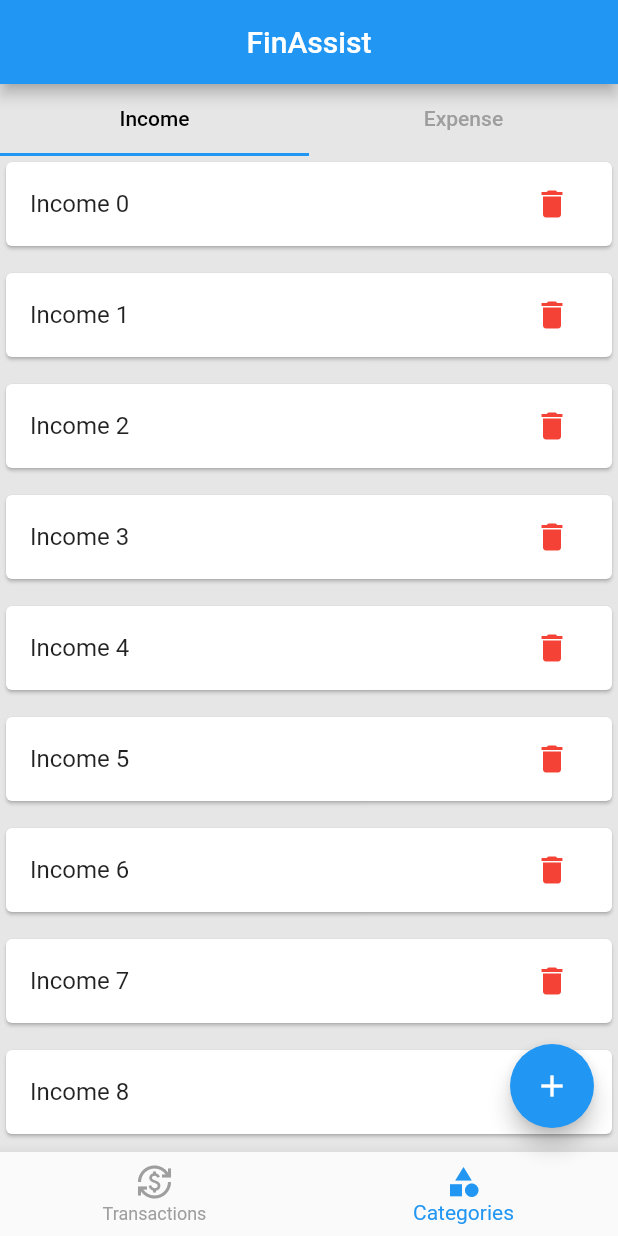
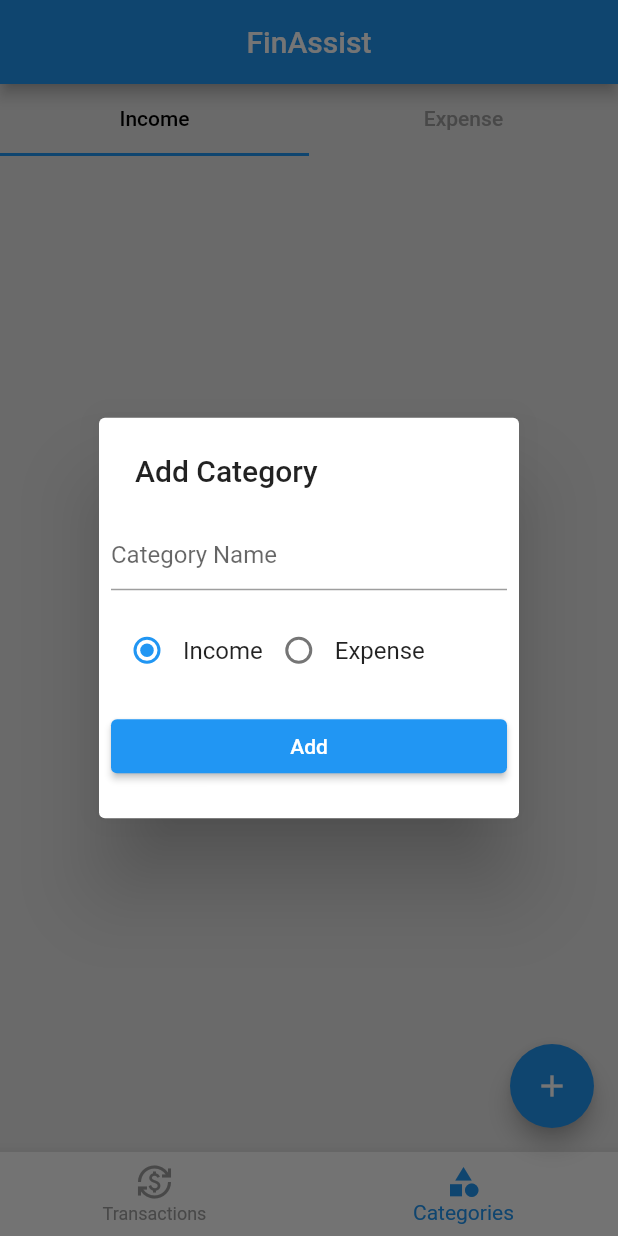
Before and after one commit to Ryzertron/PersonalBudgetApplication, a Flutter app: the screen it shows after launch, item 2 of the bottom bar chosen, after a tap on the "add" icon, on a phone screen of 412 x 824 dp. Run offline on Flutter 3.47's test engine with Material 2 defaults, Android fonts, the phone set to English and light mode, and no system bars; our stand-ins replace hive_flutter; accounts and stored records are empty.

Commit message:
--Commit #5-- This is the fifth commit of the Personal Budget Application Project. In this commit some database tweaks were added and functions were assigned to the respective Buttons in the UI. The changes in the files are as follows:- ************************************************************** --CategoryDB Functions-- Added Delete and Refresh functions in the database files. These functions are defined in the class CategoryDB. All the database functions required for the category section is hereby completed. ************************************************************** --Category PopUp Widget-- Created a popup widget to facilitate the addition of a new category given by the user. Database is integrated to the popup menu. All the operations based on the database required by the category section is integrated with all the buttons in the UI. ************************************************************** The program was tested in an emulator and it worked as expected. No bugs or any kind of memory leaks were detected. THANK YOU...

```diff
--- a/lib/db/category/category_db.dart
+++ b/lib/db/category/category_db.dart
@@ -1,4 +1,7 @@
+// ignore_for_file: invalid_use_of_visible_for_testing_member, invalid_use_of_protected_member
+
 import 'package:budget/models/categories/model_category.dart';
+import 'package:flutter/material.dart';
 import 'package:hive_flutter/adapters.dart';
 
 const CATEGORY_DB_NAME = 'category-DB';
@@ -6,18 +9,56 @@ const CATEGORY_DB_NAME = 'category-DB';
 abstract class CategoryDbFunctions {
   Future<List<CategoryModel>> getCategories();
   Future<void> insertCategory(CategoryModel value);
+  Future<void> deletecategory(String id);
 }
 
 class CategoryDB implements CategoryDbFunctions {
+  CategoryDB._internal();
+
+  static CategoryDB instance = CategoryDB._internal();
+
+  factory CategoryDB() {
+    return instance;
+  }
+
+  ValueNotifier<List<CategoryModel>> incomeCategoryList = ValueNotifier([]);
+  ValueNotifier<List<CategoryModel>> expenseCategoryList = ValueNotifier([]);
+
   @override
   Future<List<CategoryModel>> getCategories() async {
-    final _categoryDB = await Hive.openBox<CategoryModel>(CATEGORY_DB_NAME);
-   return  _categoryDB.values.toList();
+    final categoryDB = await Hive.openBox<CategoryModel>(CATEGORY_DB_NAME);
+    return categoryDB.values.toList();
   }
 
   @override
   Future<void> insertCategory(CategoryModel value) async {
-    final _categoryDB = await Hive.openBox<CategoryModel>(CATEGORY_DB_NAME);
-    _categoryDB.add(value);
+    final categoryDB = await Hive.openBox<CategoryModel>(CATEGORY_DB_NAME);
+    await categoryDB.put(value.id, value);
+    refresh();
+  }
+
+  refresh() async {
+    final allCatogories = await getCategories();
+    incomeCategoryList.value.clear();
+    expenseCategoryList.value.clear();
+    await Future.forEach(
+      allCatogories,
+      (CategoryModel category) {
+        if (category.type == CategoryType.income) {
+          incomeCategoryList.value.add(category);
+        } else {
+          expenseCategoryList.value.add(category);
+        }
+      },
+    );
+    incomeCategoryList.notifyListeners();
+    expenseCategoryList.notifyListeners();
+  }
+
+  @override
+  Future<void> deletecategory(id) async {
+    final categoryDB = await Hive.openBox<CategoryModel>(CATEGORY_DB_NAME);
+    await categoryDB.delete(id);
+    refresh();
   }
 }
--- /dev/null
+++ b/lib/screens/categories/category_add_popup.dart
@@ -0,0 +1,87 @@
+import 'package:budget/db/category/category_db.dart';
+import 'package:budget/models/categories/model_category.dart';
+import 'package:flutter/material.dart';
+
+ValueNotifier<CategoryType> selectedCategory =
+    ValueNotifier(CategoryType.income);
+
+showCategoryAdd(BuildContext context) async {
+  final _categorycontroller = TextEditingController();
+  showDialog(
+    context: context,
+    builder: (ctx) {
+      return SimpleDialog(
+        title: const Text('Add Category'),
+        children: [
+          Padding(
+            padding: const EdgeInsets.all(8.0),
+            child: TextFormField(
+              controller: _categorycontroller,
+              decoration: const InputDecoration(hintText: 'Category Name'),
+            ),
+          ),
+          Padding(
+            padding: const EdgeInsets.all(8.0),
+            child: Row(
+              children: const [
+                RadioButton(title: 'Income', type: CategoryType.income),
+                RadioButton(title: 'Expense', type: CategoryType.expense),
+              ],
+            ),
+          ),
+          Padding(
+            padding: const EdgeInsets.all(8.0),
+            child: ElevatedButton(
+              onPressed: () {
+                final name = _categorycontroller.text.trim();
+                if (name.isEmpty) {
+                  return;
+                }
+                final categorytype = selectedCategory.value;
+                final category = CategoryModel(
+                  id: DateTime.now().millisecondsSinceEpoch.toString(),
+                  name: name,
+                  type: categorytype,
+                );
+                CategoryDB().insertCategory(category);
+                Navigator.pop(ctx);
+              },
+              child: const Text('Add'),
+            ),
+          ),
+        ],
+      );
+    },
+  );
+}
+
+class RadioButton extends StatelessWidget {
+  final String title;
+  final CategoryType type;
+  const RadioButton({Key? key, required this.title, required this.type})
+      : super(key: key);
+
+  @override
+  Widget build(BuildContext context) {
+    return Row(
+      children: [
+        ValueListenableBuilder(
+          valueListenable: selectedCategory,
+          builder: (BuildContext ctx, CategoryType newcategory, _) {
+            return Radio<CategoryType>(
+              value: type,
+              groupValue: selectedCategory.value,
+              onChanged: (value) {
+                if (value == null) {
+                  return;
+                }
+                selectedCategory.value = value;
+              },
+            );
+          },
+        ),
+        Text(title),
+      ],
+    );
+  }
+}
--- a/lib/screens/categories/expense_category_list.dart
+++ b/lib/screens/categories/expense_category_list.dart
@@ -1,3 +1,5 @@
+import 'package:budget/db/category/category_db.dart';
+import 'package:budget/models/categories/model_category.dart';
 import 'package:flutter/material.dart';
 
 class ExpenseList extends StatelessWidget {
@@ -5,13 +7,19 @@ class ExpenseList extends StatelessWidget {
 
   @override
   Widget build(BuildContext context) {
+    return ValueListenableBuilder(
+      valueListenable: CategoryDB().expenseCategoryList,
+      builder: (BuildContext ctx, List<CategoryModel> newList, Widget? _) {
         return ListView.separated(
           itemBuilder: (ctx, index) {
+            final category = newList[index];
             return Card(
               child: ListTile(
-            title: Text('Expense $index'),
+                title: Text(category.name),
                 trailing: IconButton(
-              onPressed: () {},
+                  onPressed: () {
+                    CategoryDB().deletecategory(category.id);
+                  },
                   icon: const Icon(Icons.delete),
                   color: Colors.red,
                 ),
@@ -23,7 +31,9 @@ class ExpenseList extends StatelessWidget {
               height: 10,
             );
           },
-      itemCount: 10,
+          itemCount: newList.length,
+        );
+      },
     );
   }
 }
--- a/lib/screens/categories/income_category_list.dart
+++ b/lib/screens/categories/income_category_list.dart
@@ -1,3 +1,5 @@
+import 'package:budget/db/category/category_db.dart';
+import 'package:budget/models/categories/model_category.dart';
 import 'package:flutter/material.dart';
 
 class IncomeList extends StatelessWidget {
@@ -5,13 +7,19 @@ class IncomeList extends StatelessWidget {
 
   @override
   Widget build(BuildContext context) {
+    return ValueListenableBuilder(
+      valueListenable: CategoryDB().incomeCategoryList,
+      builder: (BuildContext ctx, List<CategoryModel> newList, Widget? _) {
         return ListView.separated(
           itemBuilder: (ctx, index) {
+            final category = newList[index];
             return Card(
               child: ListTile(
-            title: Text('Income $index'),
+                title: Text(category.name),
                 trailing: IconButton(
-              onPressed: () {},
+                  onPressed: () {
+                    CategoryDB().deletecategory(category.id);
+                  },
                   icon: const Icon(Icons.delete),
                   color: Colors.red,
                 ),
@@ -23,7 +31,9 @@ class IncomeList extends StatelessWidget {
               height: 10,
             );
           },
-      itemCount: 10,
+          itemCount: newList.length,
+        );
+      },
     );
   }
 }
--- a/lib/screens/categories/screen_category.dart
+++ b/lib/screens/categories/screen_category.dart
@@ -1,3 +1,4 @@
+import 'package:budget/db/category/category_db.dart';
 import 'package:budget/screens/categories/expense_category_list.dart';
 import 'package:budget/screens/categories/income_category_list.dart';
 import 'package:flutter/material.dart';
@@ -16,6 +17,7 @@ class _ScreenCategoryState extends State<ScreenCategory>
   @override
   void initState() {
     _tabcontroller = TabController(vsync: this, length: 2);
+    CategoryDB().refresh();
     super.initState();
   }
 
@@ -34,16 +36,14 @@ class _ScreenCategoryState extends State<ScreenCategory>
             Tab(
               text: 'Expense',
             ),
-        ],),
+          ],
+        ),
         Expanded(
           child: TabBarView(
             controller: _tabcontroller,
-            children: const [
-            IncomeList(),
-            ExpenseList()
-          ],),
+            children: const [IncomeList(), ExpenseList()],
+          ),
         )
-
       ],
     );
   }
--- a/lib/screens/home/screen_home.dart
+++ b/lib/screens/home/screen_home.dart
@@ -1,7 +1,9 @@
+import 'package:budget/screens/categories/category_add_popup.dart';
 import 'package:budget/screens/categories/screen_category.dart';
 import 'package:budget/screens/home/widgets/bottom_navigation_bar.dart';
 import 'package:budget/screens/transactions/screen_transaction.dart';
 import 'package:flutter/material.dart';
+
 class ScreenHome extends StatelessWidget {
   ScreenHome({Key? key}) : super(key: key);
 
@@ -27,9 +29,14 @@ class ScreenHome extends StatelessWidget {
               return _pages[updatedindex];
             }),
       ),
-      floatingActionButton: FloatingActionButton(onPressed: (){
-        if(selectedindex.value==0){}else{}
-      },child: const Icon(Icons.add)),
+      floatingActionButton: FloatingActionButton(
+          onPressed: () {
+            if (selectedindex.value == 0) {
+            } else {
+              showCategoryAdd(context);
+            }
+          },
+          child: const Icon(Icons.add)),
     );
   }
 }
```
Lines whose indentation alone changed are shown as unchanged.
